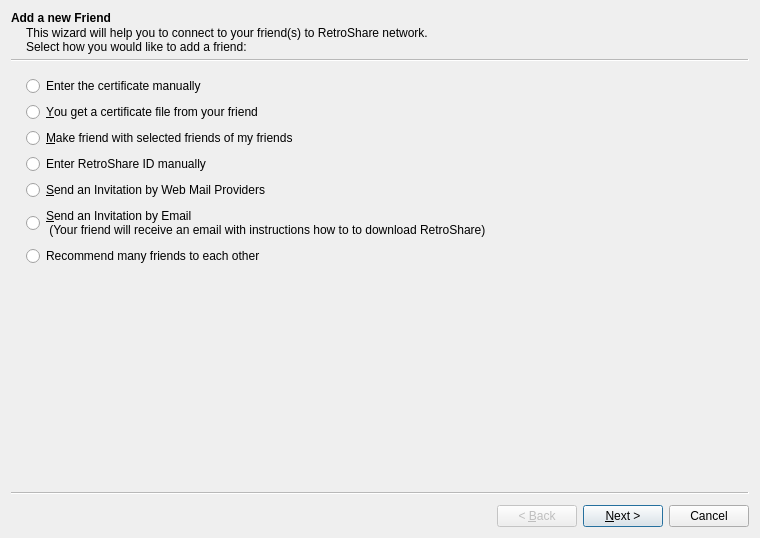
Old version of the form retroshare-gui/src/gui/connect/ConnectFriendWizard.ui in the repository RetroShare/RetroShare.
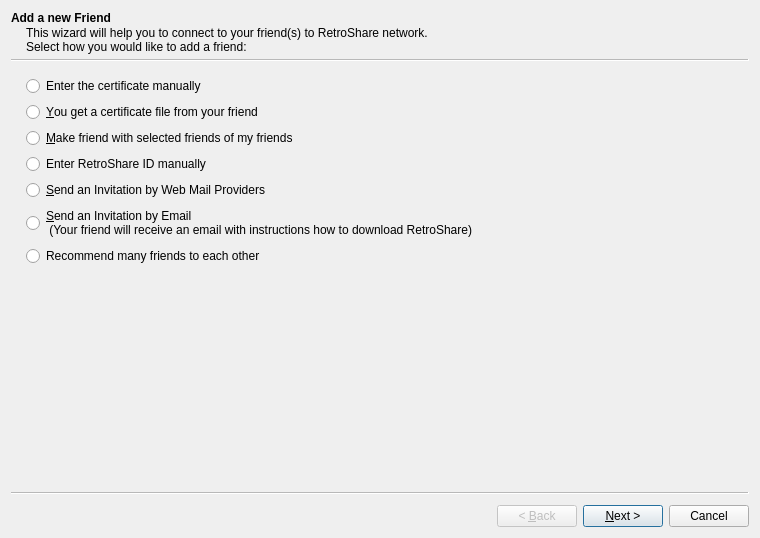
New version of the form. Icons and pictures are not drawn. Custom widgets are drawn as their Qt base class.

Commit message: Removed extra "to"

```diff
--- a/retroshare-gui/src/gui/connect/ConnectFriendWizard.ui
+++ b/retroshare-gui/src/gui/connect/ConnectFriendWizard.ui
@@ -67,7 +67,7 @@
      <widget class="QRadioButton" name="emailRadioButton">
       <property name="text">
        <string>&amp;Send an Invitation by Email 
- (Your friend will receive an email with instructions how to to download RetroShare)</string>
+ (Your friend will receive an email with instructions how to download RetroShare)</string>
       </property>
      </widget>
     </item>
```
